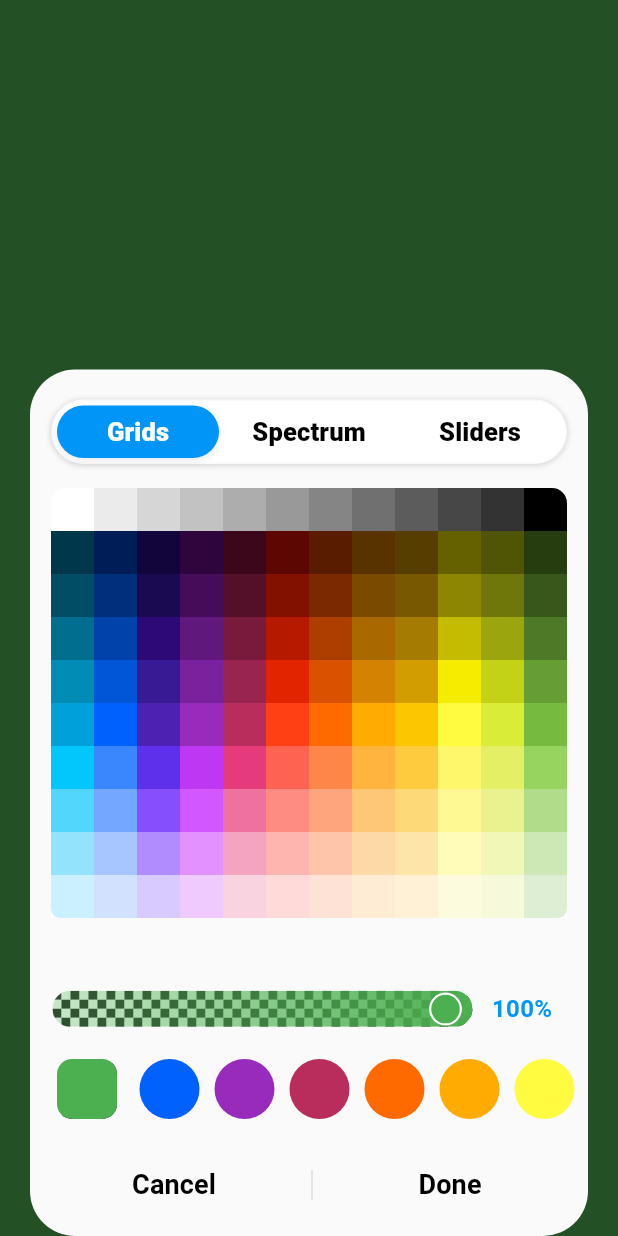
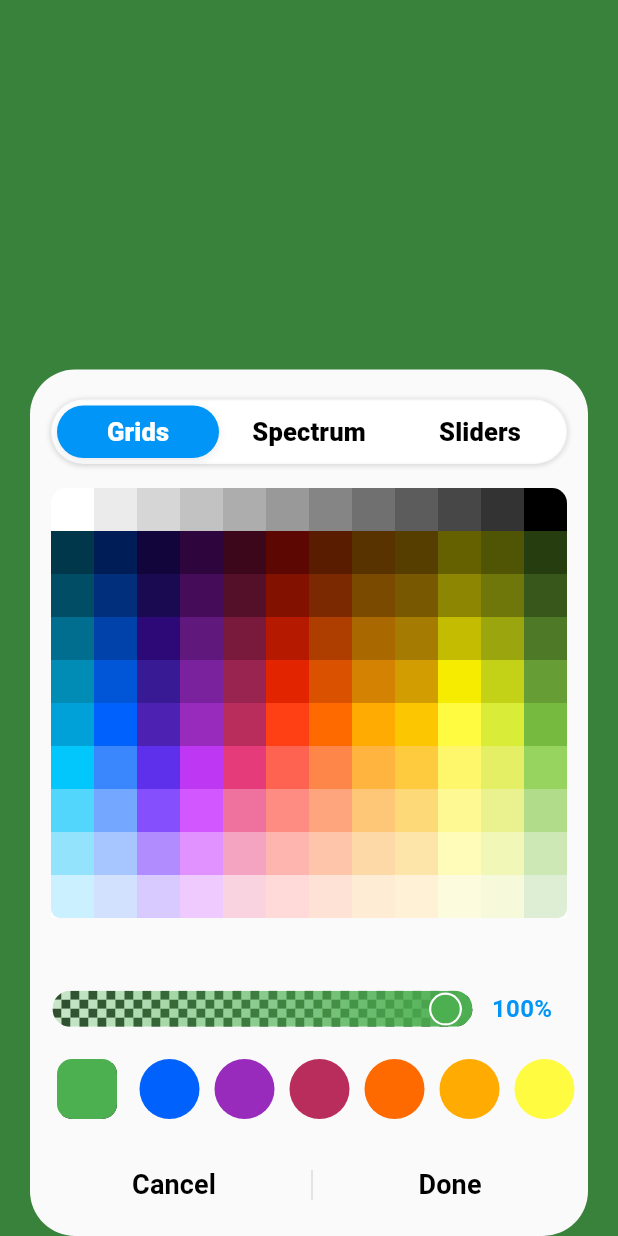
Before and after one commit to yunisrajabi/ios_color_picker, a Flutter app: the screen it shows after launch, after a tap on "Custom iOS for all", on a phone screen of 412 x 824 dp. Run offline on Flutter 3.47's test engine with Material 3 defaults, Android fonts, the phone set to English and light mode, and no system bars; our stand-ins replace plugin_platform_interface, shared_preferences; missing offline and left inert: super_tooltip; Roboto replaces fonts that are missing (Anaheim).

Commit message:
fix: update barrier color in showModalBottomSheet for improved visibility

```diff
--- a/lib/show_ios_color_picker.dart
+++ b/lib/show_ios_color_picker.dart
@@ -70,7 +70,7 @@ class IOSColorPickerController {
           reverseCurve: Curves.linearToEaseOut,
         ),
         backgroundColor: Colors.transparent,
-        barrierColor: Colors.black54,
+        barrierColor: Colors.black26,
         isScrollControlled: true,
         context: context,
         builder: (context) {
```
